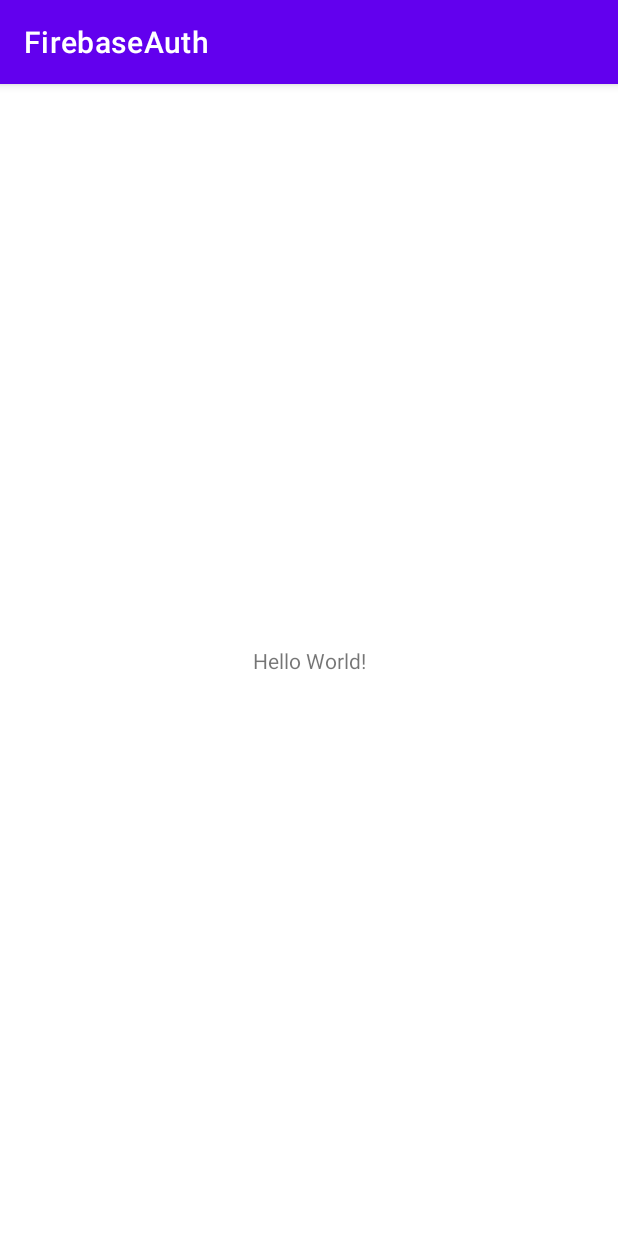
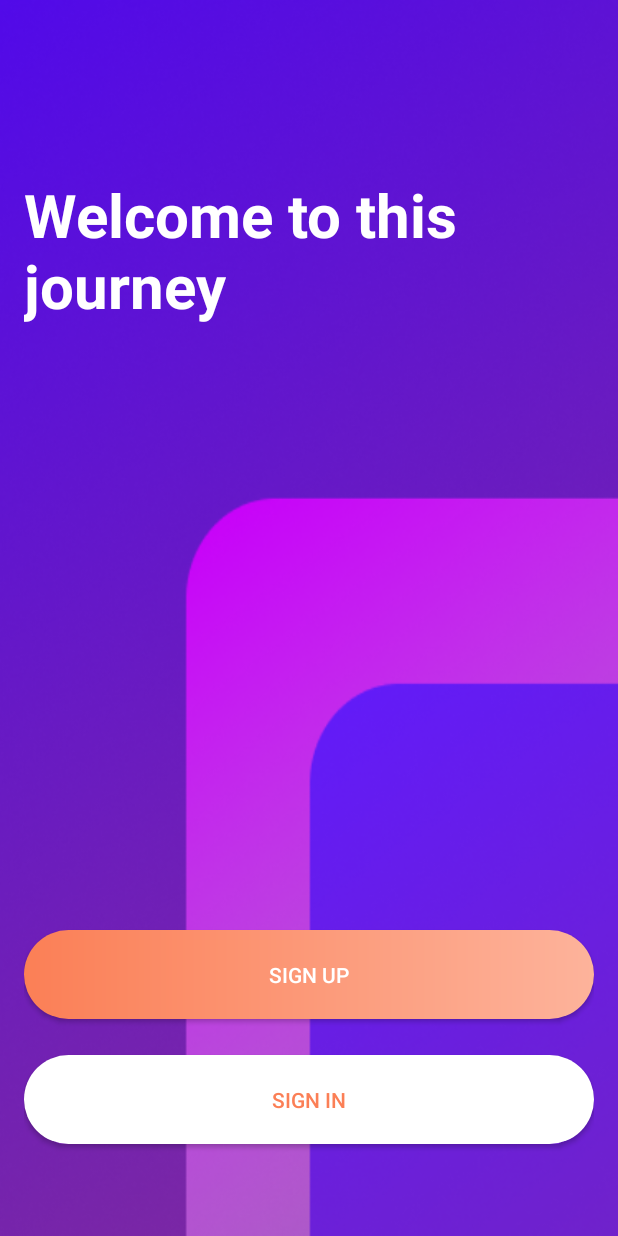
Before and after one commit to MagimbiJr/FirebaseAuth, an Android app: the screen it shows after launch (MainActivity before the commit, WelcomeActivity after it), on a phone screen of 412 x 824 dp. Run offline under Robolectric (Android 15) with nearby library versions, the phone set to English and light mode, and no system bars.

Commit message:
add welcome screen

```diff
--- a/app/src/main/AndroidManifest.xml
+++ b/app/src/main/AndroidManifest.xml
@@ -10,8 +10,15 @@
         android:supportsRtl="true"
         android:theme="@style/Theme.FirebaseAuth">
         <activity
-            android:name=".MainActivity"
-            android:exported="true">
+            android:name=".RegisterActivity"
+            android:exported="true"></activity>
+        <activity
+            android:name=".LoginActivity"
+            android:exported="true"></activity>
+        <activity
+            android:name=".WelcomeActivity"
+            android:exported="true"
+            android:theme="@style/RegActivitiesTheme">
             <intent-filter>
                 <action android:name="android.intent.action.MAIN" />
 
--- /dev/null
+++ b/app/src/main/java/com/tana/firebaseauth/LoginActivity.java
@@ -0,0 +1,14 @@
+package com.tana.firebaseauth;
+
+import androidx.appcompat.app.AppCompatActivity;
+
+import android.os.Bundle;
+
+public class LoginActivity extends AppCompatActivity {
+
+    @Override
+    protected void onCreate(Bundle savedInstanceState) {
+        super.onCreate(savedInstanceState);
+        setContentView(R.layout.activity_login);
+    }
+}
--- a/app/src/main/java/com/tana/firebaseauth/MainActivity.java
+++ b/app/src/main/java/com/tana/firebaseauth/RegisterActivity.java
@@ -4,11 +4,11 @@ import androidx.appcompat.app.AppCompatActivity;
 
 import android.os.Bundle;
 
-public class MainActivity extends AppCompatActivity {
+public class RegisterActivity extends AppCompatActivity {
 
     @Override
     protected void onCreate(Bundle savedInstanceState) {
         super.onCreate(savedInstanceState);
-        setContentView(R.layout.activity_main);
+        setContentView(R.layout.activity_register);
     }
 }
--- /dev/null
+++ b/app/src/main/java/com/tana/firebaseauth/WelcomeActivity.java
@@ -0,0 +1,37 @@
+package com.tana.firebaseauth;
+
+import androidx.appcompat.app.AppCompatActivity;
+import androidx.appcompat.widget.AppCompatButton;
+
+import android.content.Intent;
+import android.os.Bundle;
+import android.view.View;
+
+public class WelcomeActivity extends AppCompatActivity {
+    AppCompatButton mToSignInScreen, mToSignUpScreen;
+
+    @Override
+    protected void onCreate(Bundle savedInstanceState) {
+        super.onCreate(savedInstanceState);
+        setContentView(R.layout.activity_welcome);
+
+        mToSignInScreen = findViewById(R.id.to_sign_in_btn);
+        mToSignUpScreen = findViewById(R.id.to_sign_up_btn);
+
+        mToSignInScreen.setOnClickListener(new View.OnClickListener() {
+            @Override
+            public void onClick(View v) {
+                Intent intent = new Intent(WelcomeActivity.this, LoginActivity.class);
+                startActivity(intent);
+            }
+        });
+
+        mToSignUpScreen.setOnClickListener(new View.OnClickListener() {
+            @Override
+            public void onClick(View v) {
+                Intent intent = new Intent(WelcomeActivity.this, RegisterActivity.class);
+                startActivity(intent);
+            }
+        });
+    }
+}
--- /dev/null
+++ b/app/src/main/res/drawable/reg_btn_carrot.xml
@@ -0,0 +1,13 @@
+<?xml version="1.0" encoding="utf-8"?>
+<shape xmlns:android="http://schemas.android.com/apk/res/android"
+    android:shape="rectangle">
+    <gradient
+
+        android:startColor="@color/carol"
+        android:endColor="@color/carolLight"
+        android:type="linear" />
+
+    <corners
+        android:radius="100dp" />
+
+</shape>
--- /dev/null
+++ b/app/src/main/res/drawable/reg_btn_white.xml
@@ -0,0 +1,9 @@
+<?xml version="1.0" encoding="utf-8"?>
+<shape xmlns:android="http://schemas.android.com/apk/res/android"
+    android:shape="rectangle">
+
+    <solid android:color="@color/white" />
+
+    <corners android:radius="100dp" />
+
+</shape>
--- /dev/null
+++ b/app/src/main/res/layout/activity_login.xml
@@ -0,0 +1,9 @@
+<?xml version="1.0" encoding="utf-8"?>
+<androidx.constraintlayout.widget.ConstraintLayout xmlns:android="http://schemas.android.com/apk/res/android"
+    xmlns:app="http://schemas.android.com/apk/res-auto"
+    xmlns:tools="http://schemas.android.com/tools"
+    android:layout_width="match_parent"
+    android:layout_height="match_parent"
+    tools:context=".LoginActivity">
+
+</androidx.constraintlayout.widget.ConstraintLayout>
--- a/app/src/main/res/layout/activity_main.xml
+++ b/app/src/main/res/layout/activity_register.xml
@@ -4,15 +4,6 @@
     xmlns:tools="http://schemas.android.com/tools"
     android:layout_width="match_parent"
     android:layout_height="match_parent"
-    tools:context=".MainActivity">
-
-    <TextView
-        android:layout_width="wrap_content"
-        android:layout_height="wrap_content"
-        android:text="Hello World!"
-        app:layout_constraintBottom_toBottomOf="parent"
-        app:layout_constraintLeft_toLeftOf="parent"
-        app:layout_constraintRight_toRightOf="parent"
-        app:layout_constraintTop_toTopOf="parent" />
+    tools:context=".RegisterActivity">
 
 </androidx.constraintlayout.widget.ConstraintLayout>
--- /dev/null
+++ b/app/src/main/res/layout/activity_welcome.xml
@@ -0,0 +1,50 @@
+<?xml version="1.0" encoding="utf-8"?>
+<androidx.constraintlayout.widget.ConstraintLayout xmlns:android="http://schemas.android.com/apk/res/android"
+    xmlns:app="http://schemas.android.com/apk/res-auto"
+    xmlns:tools="http://schemas.android.com/tools"
+    android:layout_width="match_parent"
+    android:layout_height="match_parent"
+    android:background="@drawable/bg_registrations"
+    android:padding="16dp"
+    tools:context=".WelcomeActivity">
+
+    <androidx.appcompat.widget.AppCompatButton
+        android:id="@+id/to_sign_up_btn"
+        android:layout_width="match_parent"
+        android:layout_height="wrap_content"
+        android:layout_marginBottom="24dp"
+        android:background="@drawable/reg_btn_carrot"
+        android:backgroundTintMode="src_over"
+        android:padding="20dp"
+        android:text="@string/sign_up"
+        android:textColor="@color/white"
+        app:layout_constraintBottom_toTopOf="@+id/to_sign_in_btn"
+        app:layout_constraintEnd_toEndOf="parent"
+        app:layout_constraintStart_toStartOf="parent" />
+
+    <androidx.appcompat.widget.AppCompatButton
+        android:id="@+id/to_sign_in_btn"
+        android:layout_width="match_parent"
+        android:layout_height="wrap_content"
+        android:layout_marginBottom="45dp"
+        android:background="@drawable/reg_btn_white"
+        android:padding="20dp"
+        android:text="@string/sign_in"
+        android:textColor="@color/carol"
+        app:layout_constraintBottom_toBottomOf="parent"
+        app:layout_constraintStart_toStartOf="parent" />
+
+    <TextView
+        android:id="@+id/textView"
+        android:layout_width="wrap_content"
+        android:layout_height="wrap_content"
+        android:layout_marginTop="100dp"
+        android:text="@string/welcome_text"
+        android:textColor="@color/white"
+        android:textSize="40sp"
+        android:textStyle="bold"
+        app:layout_constraintStart_toStartOf="parent"
+        app:layout_constraintTop_toTopOf="parent" />
+
+
+</androidx.constraintlayout.widget.ConstraintLayout>
--- a/app/src/main/res/values/colors.xml
+++ b/app/src/main/res/values/colors.xml
@@ -7,4 +7,7 @@
     <color name="teal_700">#FF018786</color>
     <color name="black">#FF000000</color>
     <color name="white">#FFFFFFFF</color>
+    <color name="custom_transparent">#A6000000</color>
+    <color name="carol">#fb7f56</color>
+    <color name="carolLight">#fdb39b</color>
 </resources>
--- a/app/src/main/res/values/strings.xml
+++ b/app/src/main/res/values/strings.xml
@@ -1,3 +1,6 @@
 <resources>
     <string name="app_name">FirebaseAuth</string>
+    <string name="sign_up">Sign up</string>
+    <string name="sign_in">Sign in</string>
+    <string name="welcome_text">Welcome to this journey</string>
 </resources>
--- a/app/src/main/res/values/themes.xml
+++ b/app/src/main/res/values/themes.xml
@@ -13,4 +13,9 @@
         <item name="android:statusBarColor" tools:targetApi="l">?attr/colorPrimaryVariant</item>
         <!-- Customize your theme here. -->
     </style>
+
+    <style name="RegActivitiesTheme" parent="Theme.MaterialComponents.DayNight.NoActionBar">
+        <item name="windowNoTitle">true</item>
+        <item name="windowActionBar">false</item>
+    </style>
 </resources>
```
Also changed, not shown: app/src/main/res/drawable/bg_registrations.png (added).
